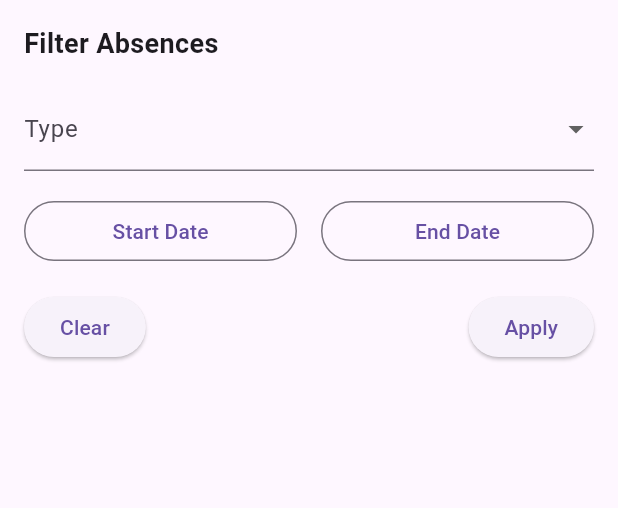
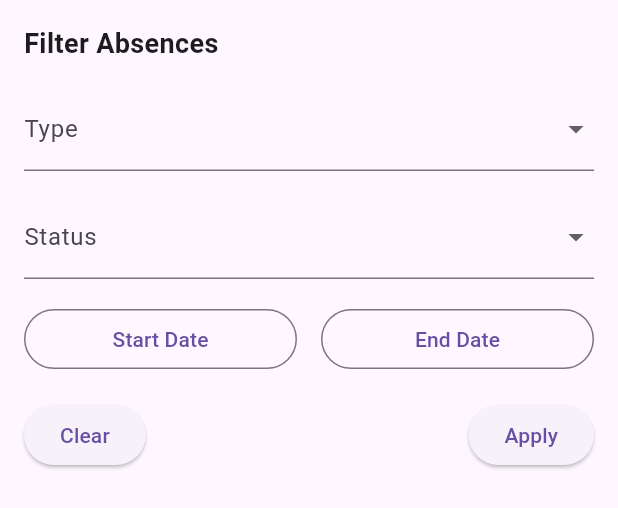
Before and after one commit to b-laztornex/crewmeister-absence-app, a Flutter app: the FilterPanel widget shown alone on an empty page, opened directly, on a phone screen of 412 x 824 dp. Shown: the top 508 px of the screen. Run offline on Flutter 3.47's test engine with Material 3 defaults, Android fonts, the light colour scheme and no system bars; our stand-ins replace equatable, flutter_bloc; network calls fail.

Commit message:
add status as parameter to filter by this attribute

```diff
--- a/lib/features/absences/presentation/pages/absences_list_page.dart
+++ b/lib/features/absences/presentation/pages/absences_list_page.dart
@@ -36,6 +36,7 @@ class AbsencesListPage extends StatelessWidget {
                         context.read<AbsencesBloc>().add(
                           FilterAbsences(
                             typeFilter: filters['type'],
+                            statusFilter: filters['status'],
                             startDate: filters['startDate'],
                             endDate: filters['endDate'],
                           ),
--- a/lib/features/absences/presentation/widgets/filter_panel.dart
+++ b/lib/features/absences/presentation/widgets/filter_panel.dart
@@ -11,6 +11,8 @@ class _FilterPanelState extends State<FilterPanel> {
   String? _selectedType;
   DateTime? _startDate;
   DateTime? _endDate;
+  String? _selectedStatus;
+  final List<String> _statuses = ['Requested', 'Confirmed', 'Rejected'];
 
   final List<String> _types = ['vacation', 'sickness'];
 
@@ -27,6 +29,7 @@ class _FilterPanelState extends State<FilterPanel> {
             style: TextStyle(fontSize: 18, fontWeight: FontWeight.bold),
           ),
           const SizedBox(height: 16),
+
           DropdownButtonFormField<String>(
             decoration: const InputDecoration(labelText: 'Type'),
             value: _selectedType,
@@ -43,6 +46,25 @@ class _FilterPanelState extends State<FilterPanel> {
               });
             },
           ),
+
+          const SizedBox(height: 16),
+          DropdownButtonFormField<String>(
+            decoration: const InputDecoration(labelText: 'Status'),
+            value: _selectedStatus,
+            items:
+                _statuses
+                    .map(
+                      (status) =>
+                          DropdownMenuItem(value: status, child: Text(status)),
+                    )
+                    .toList(),
+            onChanged: (value) {
+              setState(() {
+                _selectedStatus = value;
+              });
+            },
+          ),
+
           const SizedBox(height: 16),
           Row(
             children: [
@@ -93,6 +115,7 @@ class _FilterPanelState extends State<FilterPanel> {
                 onPressed: () {
                   Navigator.pop(context, {
                     'type': null,
+                    'status': null,
                     'startDate': null,
                     'endDate': null,
                   });
@@ -103,6 +126,7 @@ class _FilterPanelState extends State<FilterPanel> {
                 onPressed: () {
                   Navigator.pop(context, {
                     'type': _selectedType,
+                    'status': _selectedStatus,
                     'startDate': _startDate,
                     'endDate': _endDate,
                   });
```
